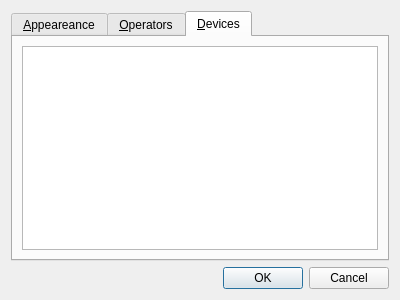
This is comet/widgets/ui/preferencesdialog.ui in hephy-dd/comet as Qt 5 draws it before an edit. The edited form follows.
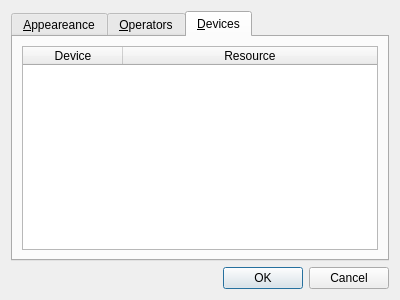
This is the edited form. The open tabs and pages were chosen to show the change.

Commit message: added devices table

The edit to the form file:
```diff
--- a/comet/widgets/ui/preferencesdialog.ui
+++ b/comet/widgets/ui/preferencesdialog.ui
@@ -127,7 +127,27 @@
       </attribute>
       <layout class="QGridLayout" name="gridLayout_3">
        <item row="0" column="0">
-        <widget class="QTableView" name="devicesTableView"/>
+        <widget class="QTableWidget" name="devicesTableWidget">
+         <property name="sortingEnabled">
+          <bool>true</bool>
+         </property>
+         <attribute name="horizontalHeaderStretchLastSection">
+          <bool>true</bool>
+         </attribute>
+         <attribute name="verticalHeaderVisible">
+          <bool>false</bool>
+         </attribute>
+         <column>
+          <property name="text">
+           <string>Device</string>
+          </property>
+         </column>
+         <column>
+          <property name="text">
+           <string>Resource</string>
+          </property>
+         </column>
+        </widget>
        </item>
       </layout>
      </widget>
```
The commit also changes 1 other file.
